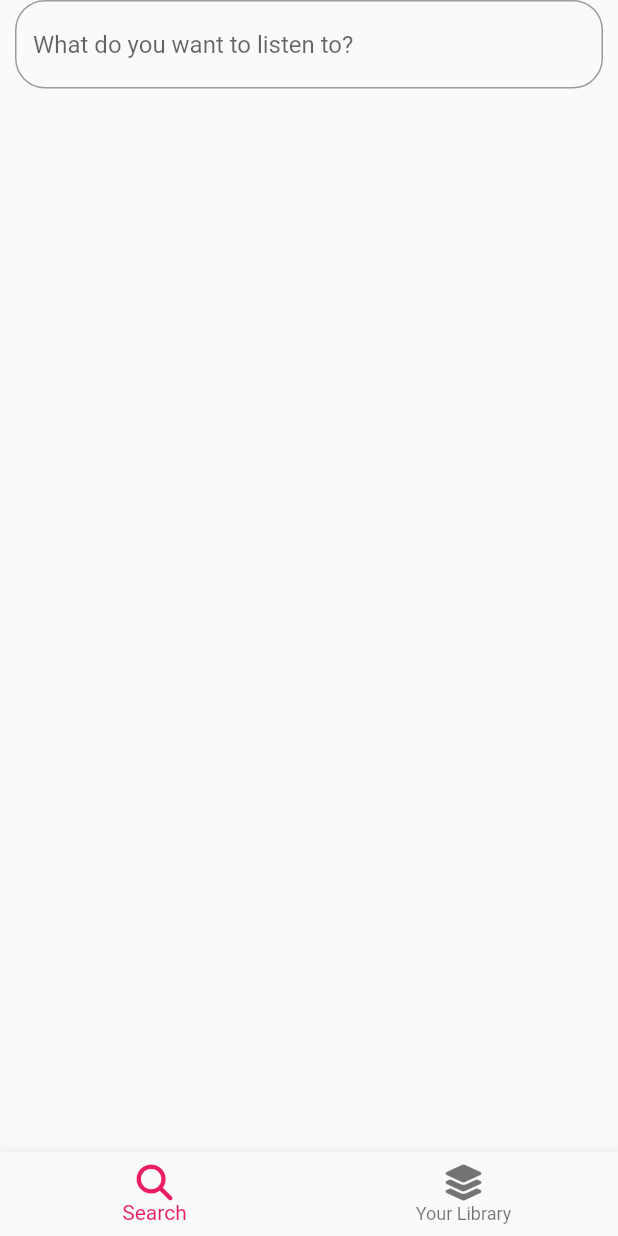
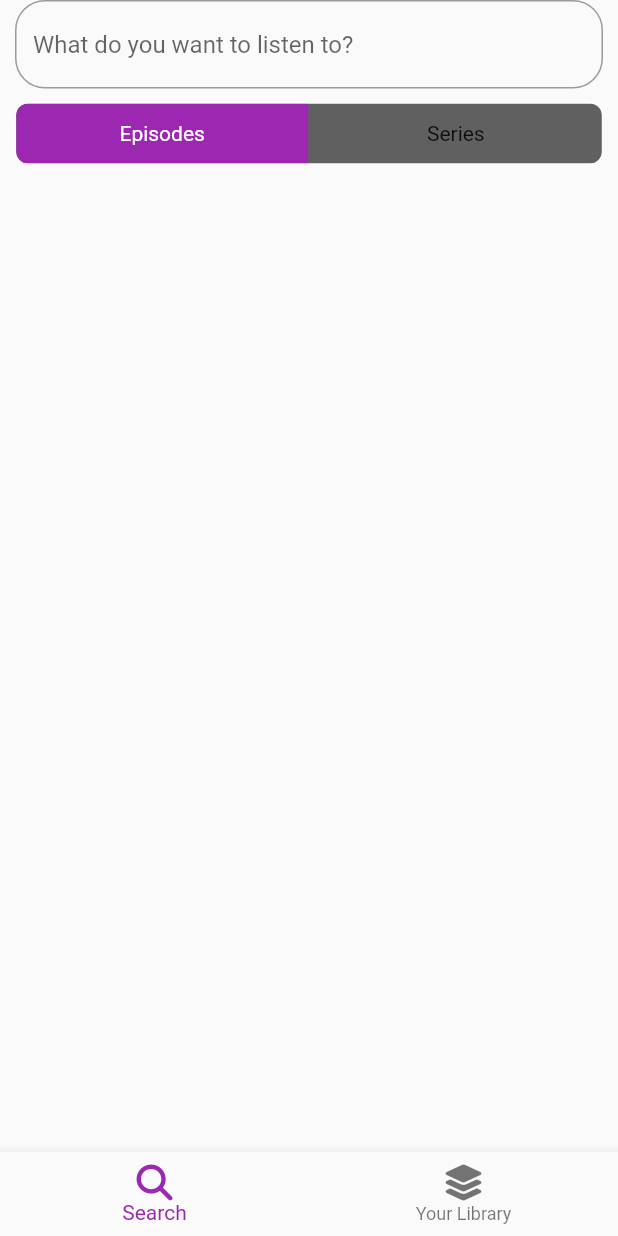
Before and after one commit to turboflo/kiku, a Flutter app: the screen it shows after launch, on a phone screen of 412 x 824 dp. Run offline on Flutter 3.47's test engine with Material 2 defaults, Android fonts, the phone set to English and light mode, and no system bars; drawn by our look-alikes of toggle_switch; our stand-ins replace flutter_dotenv, font_awesome_flutter, freezed_annotation.

Commit message:
search screen (not done)

```diff
--- a/lib/main.dart
+++ b/lib/main.dart
@@ -1,8 +1,10 @@
 import 'package:flutter/material.dart';
 import 'package:font_awesome_flutter/font_awesome_flutter.dart';
-import 'package:kiku/widgets/search_bar.dart';
+import 'package:kiku/screens/search_screen.dart';
+import 'package:flutter_dotenv/flutter_dotenv.dart';
 
-void main() {
+void main() async {
+  await dotenv.load(fileName: ".env");
   runApp(const KikuApp());
 }
 
@@ -15,7 +17,7 @@ class KikuApp extends StatelessWidget {
     return MaterialApp(
       debugShowCheckedModeBanner: false,
       title: 'kiku',
-      theme: ThemeData(primarySwatch: Colors.pink),
+      theme: ThemeData(primarySwatch: Colors.purple),
       home: const HomePage(),
     );
   }
@@ -30,6 +32,7 @@ class HomePage extends StatefulWidget {
 
 class _HomePageState extends State<HomePage> {
   int _selectedIndex = 0;
+  List<Widget> screens = [const SearchScreen(), Container()];
 
   void _onItemTapped(int newIndex) => setState(() => _selectedIndex = newIndex);
 
@@ -50,22 +53,6 @@ class _HomePageState extends State<HomePage> {
           currentIndex: _selectedIndex,
           onTap: _onItemTapped,
         ),
-      body: SafeArea(
-        child: Column(
-          children: [
-            Padding(
-              padding: const EdgeInsets.symmetric(horizontal: 10),
-              child: SizedBox(
-                width: double.infinity,
-                child: SearchBar(
-                  onSearch: (searchTerm) {},
-                  onCancel: () {},
-                ),
-              ),
-            ),
-          ],
-        ),
-      ),
-    );
+        body: screens[_selectedIndex]);
   }
 }
--- /dev/null
+++ b/lib/models/podcast_episode.dart
@@ -0,0 +1,27 @@
+import 'package:freezed_annotation/freezed_annotation.dart';
+import 'package:kiku/models/podcast_series.dart';
+
+part 'podcast_episode.freezed.dart';
+
+part 'podcast_episode.g.dart';
+
+@freezed
+class PodcastEpisode with _$PodcastEpisode {
+  const factory PodcastEpisode({
+    required String uuid,
+    required String name,
+    required int datePublished,
+    String? description,
+    required String imageUrl,
+    String? language,
+    List<String>? genres,
+    String? authorName,
+    required String audioUrl,
+    int? seasonNumber,
+    int? episodeNumber,
+    required PodcastSeries podcastSeries,
+  }) = _PodcastEpisode;
+
+  factory PodcastEpisode.fromJson(Map<String, Object?> json) =>
+      _$PodcastEpisodeFromJson(json);
+}
--- /dev/null
+++ b/lib/models/podcast_series.dart
@@ -0,0 +1,22 @@
+import 'package:freezed_annotation/freezed_annotation.dart';
+
+part 'podcast_series.freezed.dart';
+
+part 'podcast_series.g.dart';
+
+@freezed
+class PodcastSeries with _$PodcastSeries {
+  const factory PodcastSeries({
+    required String uuid,
+    required String name,
+    required int datePublished,
+    String? description,
+    required String imageUrl,
+    required String language,
+    List<String>? genres,
+    String? authorName,
+  }) = _PodcastSeries;
+
+  factory PodcastSeries.fromJson(Map<String, Object?> json) =>
+      _$PodcastSeriesFromJson(json);
+}
--- /dev/null
+++ b/lib/screens/search_screen.dart
@@ -0,0 +1,63 @@
+import 'package:flutter/material.dart';
+import 'package:toggle_switch/toggle_switch.dart';
+
+import '../models/podcast_episode.dart';
+import '../models/podcast_series.dart';
+import '../services/taddy.dart';
+import '../widgets/search_bar.dart';
+
+class SearchScreen extends StatelessWidget {
+  const SearchScreen({super.key});
+
+  @override
+  Widget build(BuildContext context) {
+    return SafeArea(
+      child: Padding(
+        padding: const EdgeInsets.symmetric(horizontal: 10),
+        child: Column(
+          children: [
+            SizedBox(
+              width: double.infinity,
+              child: SearchBar(
+                onSearch: (searchTerm) async {
+                  // final taddy = Taddy();
+                  // final json = await taddy.search(searchTerm);
+
+                  // List<PodcastSeries> podcastSeries = [];
+                  // for (final podcastSeriesJson in json['data']
+                  //     ['searchForTerm']['podcastSeries']) {
+                  //   podcastSeries
+                  //       .add(PodcastSeries.fromJson(podcastSeriesJson));
+                  // }
+
+                  // List<PodcastEpisode> podcastEpisodes = [];
+                  // for (final podcastEpisodesJson in json['data']
+                  //     ['searchForTerm']['podcastEpisodes']) {
+                  //   podcastEpisodes
+                  //       .add(PodcastEpisode.fromJson(podcastEpisodesJson));
+                  // }
+
+                  // print(podcastSeries);
+                  // print(podcastEpisodes);
+                },
+                onCancel: () {},
+              ),
+            ),
+            const SizedBox(
+              height: 10,
+            ),
+            ToggleSwitch(
+              minWidth: double.infinity,
+              initialLabelIndex: 0,
+              totalSwitches: 2,
+              labels: const ['Episodes', 'Series'],
+              onToggle: (index) {
+                print('switched to: $index');
+              },
+            ),
+          ],
+        ),
+      ),
+    );
+  }
+}
```
Also changed, not shown: lib/services/taddy.dart (added, +65 -0 lines), pubspec.yaml (+12 -1 lines), lib/models/podcast_episode.freezed.dart (added), lib/models/podcast_episode.g.dart (added), lib/models/podcast_series.freezed.dart (added), lib/models/podcast_series.g.dart (added), pubspec.lock, 2 other files. Lines whose indentation alone changed are shown as unchanged.
